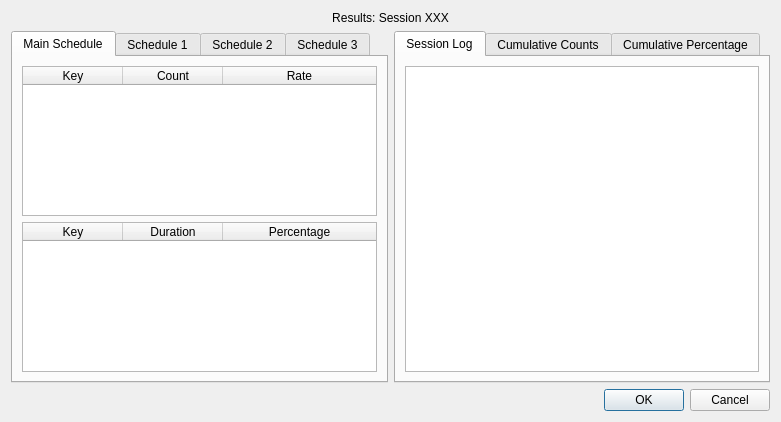
Old version of the form resultsdialog.ui in the repository miyamot0/DataTracker3.
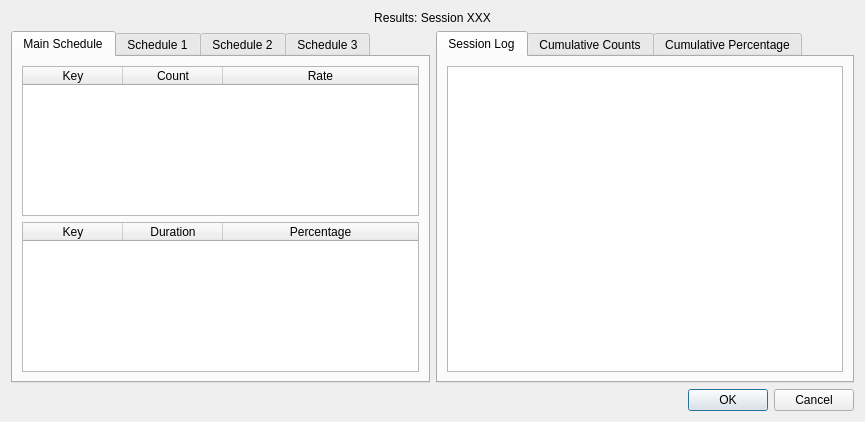
New version of the form.

What changed in the file:
```diff
--- a/resultsdialog.ui
+++ b/resultsdialog.ui
@@ -6,7 +6,7 @@
    <rect>
     <x>0</x>
     <y>0</y>
-    <width>781</width>
+    <width>865</width>
     <height>422</height>
    </rect>
   </property>
```
